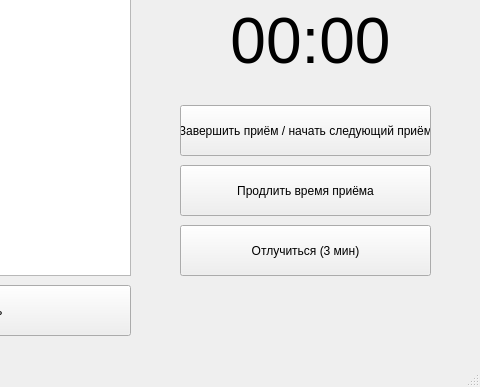
Above: Doctor_main_design.ui from Maxim-haruspexxx-Mikhaylov/Punctual_Patient before the change; both pictures show x 250 to 730 and y 474 to 861 of the 730 by 861 pixel window. Below: the same form after it.
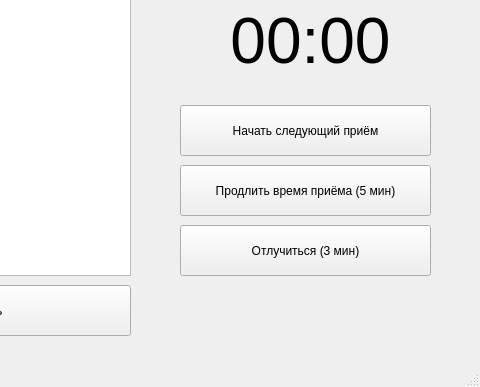
That is the form after the change.

Commit message: Extension of appointment and leaving function added

Patch:
```diff
--- a/Doctor_main_design.ui
+++ b/Doctor_main_design.ui
@@ -159,7 +159,7 @@
      </rect>
     </property>
     <property name="text">
-     <string>Завершить приём / начать следующий приём</string>
+     <string>Начать следующий приём</string>
     </property>
    </widget>
    <widget class="QPushButton" name="button_extend_app">
@@ -172,7 +172,7 @@
      </rect>
     </property>
     <property name="text">
-     <string>Продлить время приёма</string>
+     <string>Продлить время приёма (5 мин)</string>
     </property>
    </widget>
    <widget class="QPushButton" name="button_leave">
```
Left out of the diff: 6 changed lines with no effect on the pictures. The commit also changes 1 other file.
